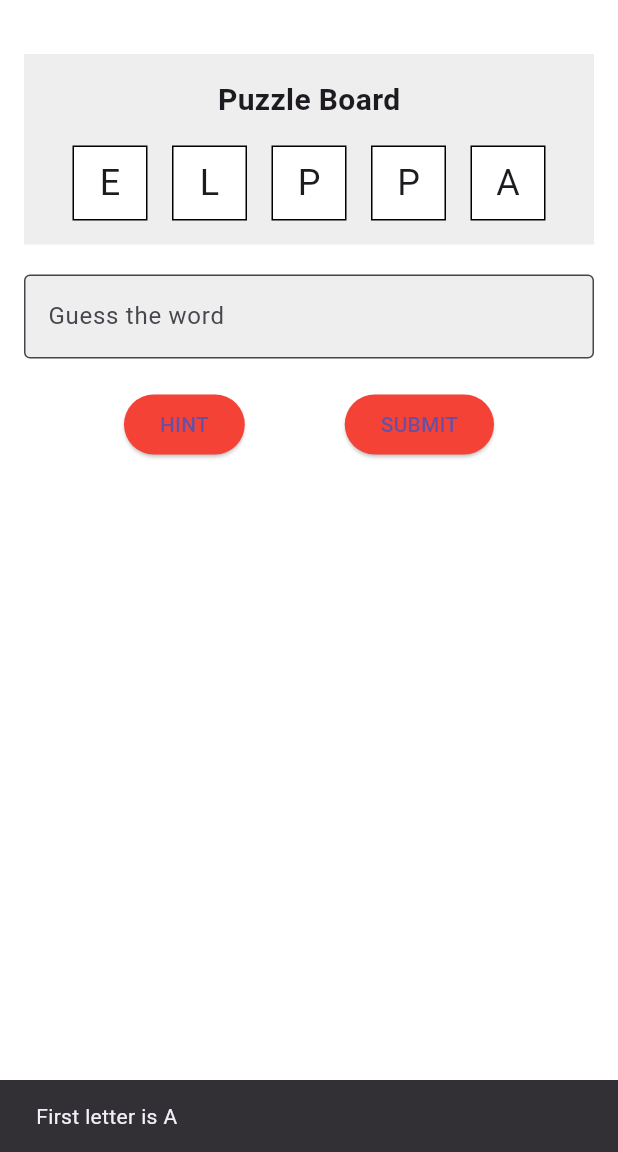
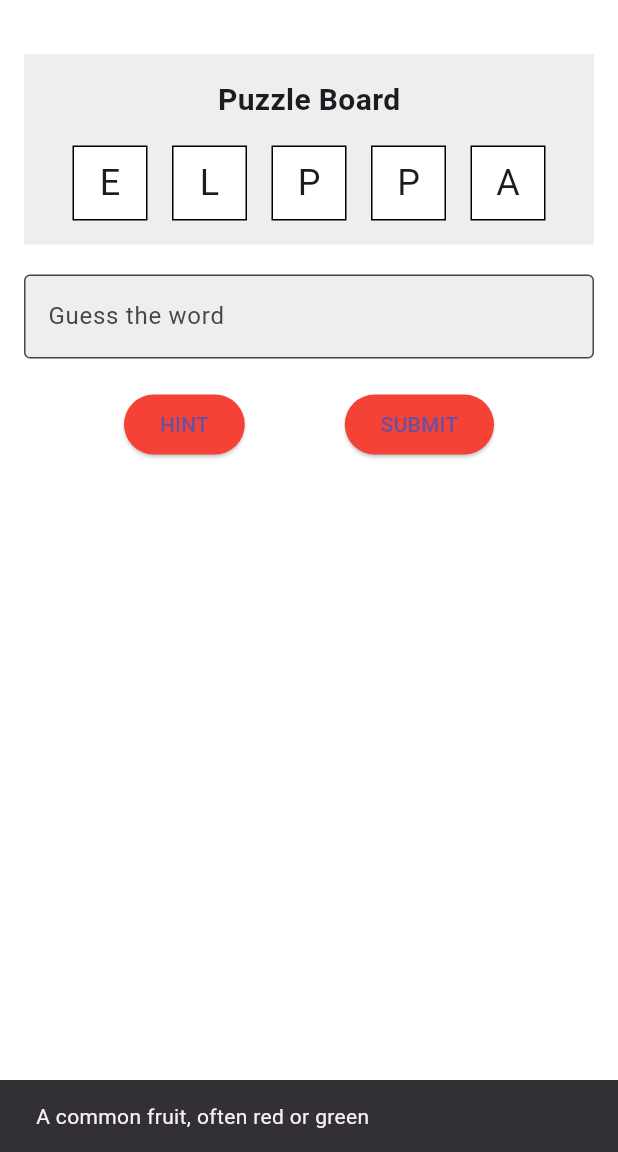
Before and after one commit to kfahmi77/my-flutter-project, a Flutter app: the screen it shows after launch, after a tap on "HINT", on a phone screen of 412 x 824 dp, the part 84-1236 px from its top. Run offline on Flutter 3.47's test engine with Material 3 defaults, Android fonts, the phone set to English and light mode, and no system bars; our stand-ins replace audioplayers, google_fonts, sqflite; accounts and stored records are empty.

Commit message:
add assets json word

```diff
--- /dev/null
+++ b/assets/jsons/word_data.json
@@ -0,0 +1,7 @@
+[
+    {"word": "APPLE", "hint": "A common fruit, often red or green"},
+    {"word": "BEACH", "hint": "A sandy shore by the ocean"},
+    {"word": "CHAIR", "hint": "A piece of furniture for sitting"},
+    {"word": "DANCE", "hint": "Moving rhythmically to music"},
+    {"word": "EAGLE", "hint": "A large bird of prey with a hooked beak"}
+  ]
--- a/lib/main.dart
+++ b/lib/main.dart
@@ -1,3 +1,4 @@
+import 'dart:convert';
 import 'dart:math';
 
 import 'package:flutter/material.dart';
@@ -29,53 +30,64 @@ class MyApp extends StatelessWidget {
 }
 
 class WordPuzzlePage extends StatefulWidget {
-  const WordPuzzlePage({super.key});
-
   @override
   _WordPuzzlePageState createState() => _WordPuzzlePageState();
 }
 
 class _WordPuzzlePageState extends State<WordPuzzlePage> {
-  final List<String> puzzleWords = ['APPLE', 'BEACH', 'CHAIR', 'DANCE', 'EAGLE'];
-  late String currentWord;
-  late List<String> shuffledLetters;
+  List<Map<String, dynamic>> puzzleWords = [];
+  Map<String, dynamic> currentWordData = {};
+  List<String> shuffledLetters = [];
   final TextEditingController _guessController = TextEditingController();
 
   @override
   void initState() {
     super.initState();
+    loadJsonData();
+  }
+
+  Future<void> loadJsonData() async {
+    String jsonString = await rootBundle.loadString('assets/jsons/word_data.json');
+    List<dynamic> jsonData = json.decode(jsonString);
+    setState(() {
+      puzzleWords = List<Map<String, dynamic>>.from(jsonData);
       selectNewWord();
+    });
   }
 
   void selectNewWord() {
-    currentWord = puzzleWords[Random().nextInt(puzzleWords.length)];
-    shuffledLetters = currentWord.split('')..shuffle();
+    if (puzzleWords.isNotEmpty) {
+      currentWordData = puzzleWords[Random().nextInt(puzzleWords.length)];
+      shuffledLetters = currentWordData['word'].toString().split('')..shuffle();
       _guessController.clear();
+    }
   }
 
   @override
   Widget build(BuildContext context) {
     return Scaffold(
       appBar: AppBar(
-        title: Text('WordPuzzleMaster'),
+        title: const Text('WordPuzzleMaster'),
         backgroundColor: Colors.red,
-        leading: Icon(Icons.home),
-        actions: [
+        leading: const Icon(Icons.home),
+        actions: const [
           Icon(Icons.settings),
         ],
       ),
-      body: Padding(
+      body: puzzleWords.isEmpty
+          ? const Center(child: CircularProgressIndicator())
+          : Padding(
               padding: const EdgeInsets.all(16.0),
               child: Column(
                 children: [
-            SizedBox(height: 20),
+                  const SizedBox(height: 20),
                   Container(
-              padding: EdgeInsets.all(16),
+                    padding: const EdgeInsets.all(16),
                     color: Colors.grey[200],
                     child: Column(
                       children: [
-                  Text('Puzzle Board', style: TextStyle(fontSize: 20, fontWeight: FontWeight.bold)),
-                  SizedBox(height: 16),
+                        const Text('Puzzle Board', style: TextStyle(fontSize: 20, fontWeight: FontWeight.bold)),
+                        const SizedBox(height: 16),
                         Row(
                           mainAxisAlignment: MainAxisAlignment.spaceEvenly,
                           children: shuffledLetters.map((letter) => Container(
@@ -85,52 +97,52 @@ class _WordPuzzlePageState extends State<WordPuzzlePage> {
                               border: Border.all(),
                               color: Colors.white,
                             ),
-                      child: Center(child: Text(letter, style: TextStyle(fontSize: 24))),
+                            child: Center(child: Text(letter, style: const TextStyle(fontSize: 24))),
                           )).toList(),
                         ),
                       ],
                     ),
                   ),
-            SizedBox(height: 20),
+                  const SizedBox(height: 20),
                   TextField(
                     controller: _guessController,
                     decoration: InputDecoration(
                       hintText: 'Guess the word',
-                border: OutlineInputBorder(),
+                      border: const OutlineInputBorder(),
                       fillColor: Colors.grey[200],
                       filled: true,
                     ),
                   ),
-            SizedBox(height: 20),
+                  const SizedBox(height: 20),
                   Row(
                     mainAxisAlignment: MainAxisAlignment.spaceEvenly,
                     children: [
                       ElevatedButton(
-                  child: Text('HINT'),
                         style: ElevatedButton.styleFrom(backgroundColor: Colors.red),
                         onPressed: () {
                           ScaffoldMessenger.of(context).showSnackBar(
-                      SnackBar(content: Text('First letter is ${currentWord[0]}')),
+                            SnackBar(content: Text(currentWordData['hint'].toString())),
                           );
                         },
+                        child: const Text('HINT'),
                       ),
                       ElevatedButton(
-                  child: Text('SUBMIT'),
                         style: ElevatedButton.styleFrom(backgroundColor: Colors.red),
                         onPressed: () {
-                    if (_guessController.text.toUpperCase() == currentWord) {
+                          if (_guessController.text.toUpperCase() == currentWordData['word'].toString().toUpperCase()) {
                             ScaffoldMessenger.of(context).showSnackBar(
-                        SnackBar(content: Text('Correct! Well done!')),
+                              const SnackBar(content: Text('Correct! Well done!')),
                             );
                             setState(() {
                               selectNewWord();
                             });
                           } else {
                             ScaffoldMessenger.of(context).showSnackBar(
-                        SnackBar(content: Text('Incorrect. Try again!')),
+                              const SnackBar(content: Text('Incorrect. Try again!')),
                             );
                           }
                         },
+                        child: const Text('SUBMIT'),
                       ),
                     ],
                   ),
--- a/pubspec.yaml
+++ b/pubspec.yaml
@@ -66,6 +66,7 @@ flutter:
   # To add assets to your application, add an assets section, like this:
   assets:
     - assets/sounds/
+    - assets/jsons/
 
   # An image asset can refer to one or more resolution-specific "variants", see
   # https://flutter.dev/assets-and-images/#resolution-aware
```
Lines whose indentation alone changed are shown as unchanged.
